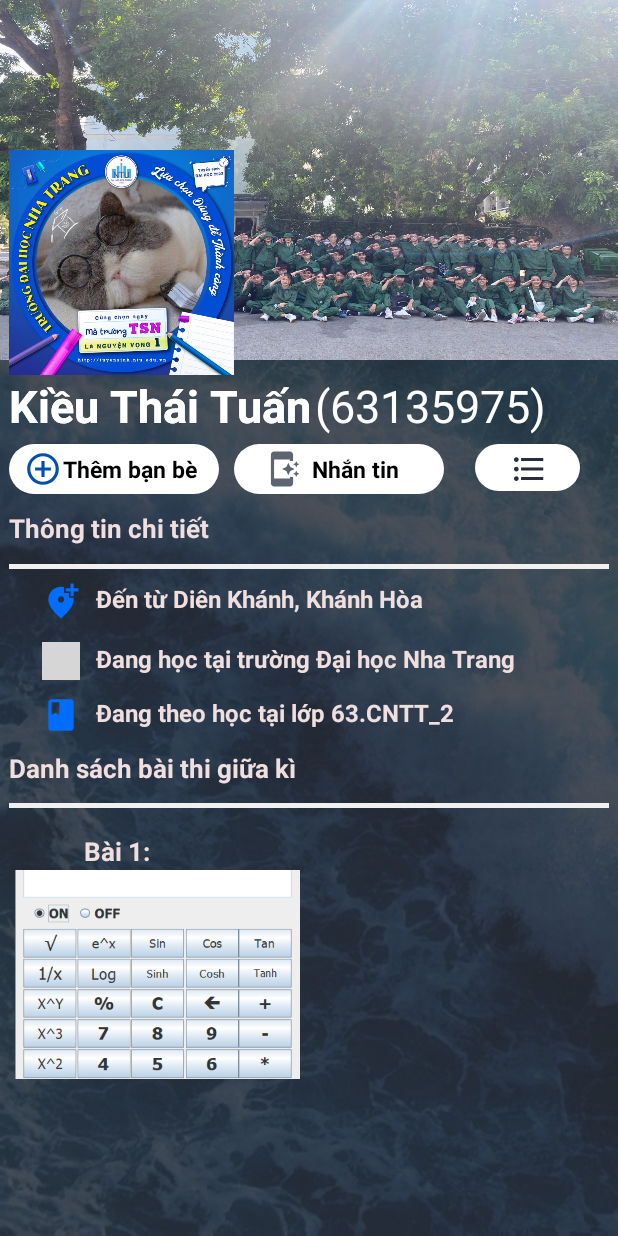
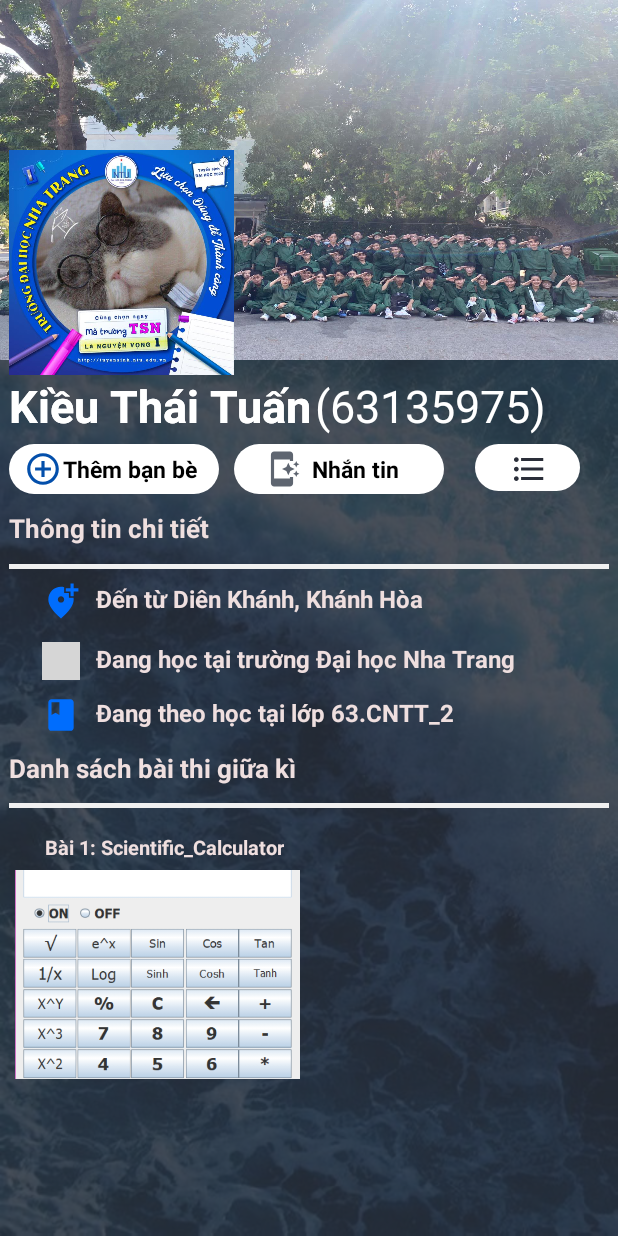
Before and after one commit to HenryMontage/63135975-AndroidProgramming, an Android app: the layout activity_main.xml on its own in the app's theme, with its tools: preview values and no code run, on a phone screen of 412 x 824 dp. Run offline under Robolectric (Android 15) with nearby library versions, the phone set to English and light mode, and no system bars; grey boxes are pictures that could not be loaded.

Commit message:
Chinh sua bai1 Cau3

```diff
--- a/ntu_63135975/Cau3_AppGioiThieuBanThan/app/src/main/res/layout/activity_main.xml
+++ b/ntu_63135975/Cau3_AppGioiThieuBanThan/app/src/main/res/layout/activity_main.xml
@@ -254,11 +254,11 @@
         <TextView
             android:layout_width="wrap_content"
             android:layout_height="wrap_content"
-            android:layout_marginStart="56dp"
+            android:layout_marginStart="30dp"
             android:layout_marginTop="555dp"
-            android:text="Bài 1:"
+            android:text="Bài 1: Scientific_Calculator"
             android:textColor="#EFDFDF"
-            android:textSize="17dp"
+            android:textSize="13dp"
             android:textStyle="bold"
             app:layout_constraintStart_toStartOf="parent"
             app:layout_constraintTop_toTopOf="parent" />
```
